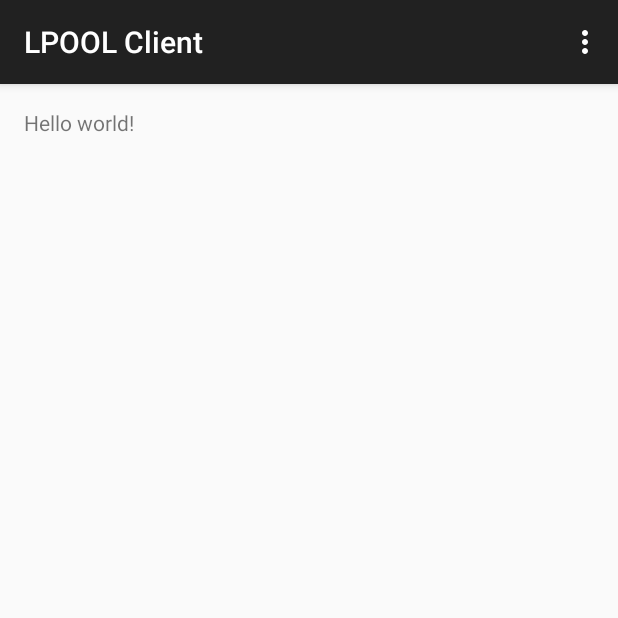
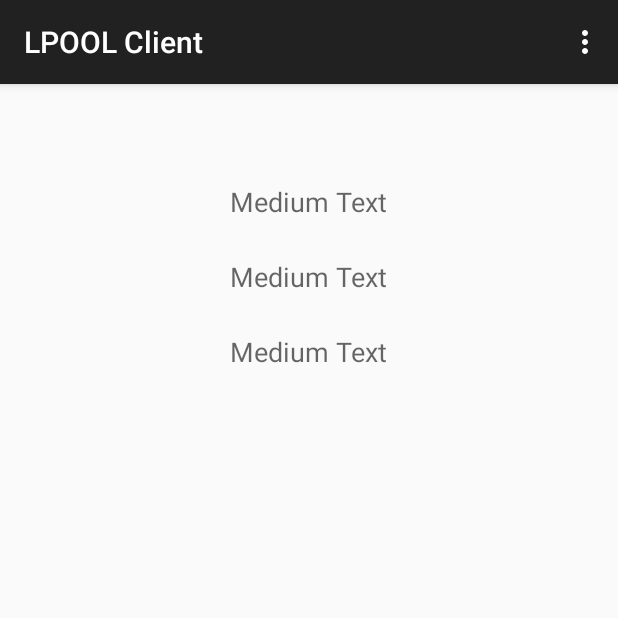
Before and after one commit to silva95gustavo/LPOOL, an Android app: the screen it shows after launch (ShotActivity), on a phone screen of 412 x 824 dp, the top half of it. Run offline under Robolectric (Android 15) with nearby library versions, the phone set to English and light mode, and no system bars.

Commit message:
Reading orientation values.

```diff
--- a/LPOOLClient/app/src/main/AndroidManifest.xml
+++ b/LPOOLClient/app/src/main/AndroidManifest.xml
@@ -2,6 +2,7 @@
 <manifest xmlns:android="http://schemas.android.com/apk/res/android"
     package="com.lpool.client" >
 
+    <uses-permission android:name="android.permission.ACCESS_FINE_LOCATION" />
     <application
         android:allowBackup="true"
         android:icon="@mipmap/ic_launcher"
--- a/LPOOLClient/app/src/main/java/com/lpool/client/ShotActivity.java
+++ b/LPOOLClient/app/src/main/java/com/lpool/client/ShotActivity.java
@@ -1,17 +1,33 @@
 package com.lpool.client;
 
+import android.content.Context;
+import android.hardware.Sensor;
+import android.hardware.SensorEvent;
+import android.hardware.SensorEventListener;
+import android.hardware.SensorManager;
 import android.support.v7.app.ActionBarActivity;
 import android.os.Bundle;
 import android.view.Menu;
 import android.view.MenuItem;
+import android.widget.TextView;
 
 
-public class ShotActivity extends ActionBarActivity {
+public class ShotActivity extends ActionBarActivity implements SensorEventListener {
+    private SensorManager sensorManager;
+    private Sensor senAccelerometer;
+    private Sensor senMagnetometer;
+
+    float[] mGravity;
+    float[] mGeomagnetic;
 
     @Override
     protected void onCreate(Bundle savedInstanceState) {
         super.onCreate(savedInstanceState);
         setContentView(R.layout.activity_shot);
+
+        sensorManager = (SensorManager) getSystemService(Context.SENSOR_SERVICE);
+        senAccelerometer = sensorManager.getDefaultSensor(Sensor.TYPE_ACCELEROMETER);
+        senMagnetometer = sensorManager.getDefaultSensor(Sensor.TYPE_MAGNETIC_FIELD);
     }
 
 
@@ -36,4 +52,58 @@ public class ShotActivity extends ActionBarActivity {
 
         return super.onOptionsItemSelected(item);
     }
+
+    @Override
+    public void onSensorChanged(SensorEvent event)
+    {
+        boolean success = false;
+        float orientation[] = new float[3];
+        if (event.sensor.getType() == Sensor.TYPE_ACCELEROMETER)
+            mGravity = event.values;
+        if (event.sensor.getType() == Sensor.TYPE_MAGNETIC_FIELD)
+            mGeomagnetic = event.values;
+        if (mGravity != null && mGeomagnetic != null) {
+            float R[] = new float[9];
+            float I[] = new float[9];
+            success = SensorManager.getRotationMatrix(R, I, mGravity, mGeomagnetic);
+            if (success) {
+                SensorManager.getOrientation(R, orientation);
+            }
+        }
+
+        if (!success)
+            return;
+
+        TextView tv1 = (TextView) findViewById(R.id.textView1);
+        tv1.setText(String.valueOf(orientation[0]));
+
+        TextView tv2 = (TextView) findViewById(R.id.textView2);
+        tv2.setText(String.valueOf(orientation[1]));
+
+        TextView tv3 = (TextView) findViewById(R.id.textView3);
+        tv3.setText(String.valueOf(orientation[2]));
+
+    }
+
+    @Override
+    public void onAccuracyChanged(Sensor sensor, int accuracy) {
+
+    }
+
+    @Override
+    protected void onResume() {
+        super.onResume();
+        System.out.println("resumed with delay " + SensorManager.SENSOR_DELAY_FASTEST);
+        // register this class as a listener for the orientation and
+        // accelerometer sensors
+        sensorManager.registerListener(this, senAccelerometer, SensorManager.SENSOR_DELAY_FASTEST);
+        sensorManager.registerListener(this, senMagnetometer, SensorManager.SENSOR_DELAY_FASTEST);
+    }
+
+    @Override
+    protected void onPause() {
+        // unregister listener
+        super.onPause();
+        sensorManager.unregisterListener(this);
+    }
 }
--- a/LPOOLClient/app/src/main/res/layout/activity_shot.xml
+++ b/LPOOLClient/app/src/main/res/layout/activity_shot.xml
@@ -5,7 +5,33 @@
     android:paddingTop="@dimen/activity_vertical_margin"
     android:paddingBottom="@dimen/activity_vertical_margin" tools:context=".ShotActivity">
 
-    <TextView android:text="@string/hello_world" android:layout_width="wrap_content"
-        android:layout_height="wrap_content" />
+    <TextView
+        android:layout_width="wrap_content"
+        android:layout_height="wrap_content"
+        android:textAppearance="?android:attr/textAppearanceMedium"
+        android:text="Medium Text"
+        android:id="@+id/textView1"
+        android:layout_alignParentTop="true"
+        android:layout_centerHorizontal="true"
+        android:layout_marginTop="50dp" />
 
+    <TextView
+        android:layout_width="wrap_content"
+        android:layout_height="wrap_content"
+        android:textAppearance="?android:attr/textAppearanceMedium"
+        android:text="Medium Text"
+        android:id="@+id/textView2"
+        android:layout_alignParentTop="true"
+        android:layout_centerHorizontal="true"
+        android:layout_marginTop="100dp" />
+
+    <TextView
+        android:layout_width="wrap_content"
+        android:layout_height="wrap_content"
+        android:textAppearance="?android:attr/textAppearanceMedium"
+        android:text="Medium Text"
+        android:id="@+id/textView3"
+        android:layout_alignParentTop="true"
+        android:layout_centerHorizontal="true"
+        android:layout_marginTop="150dp" />
 </RelativeLayout>
```
Also changed, not shown: 1 other file.
